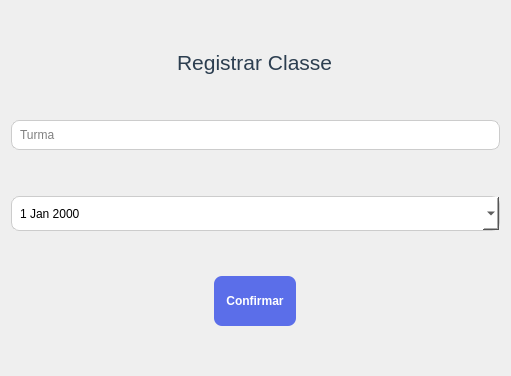
Before: the Qt Designer form App/view/ui/registerClass.ui in Senac-SOR-ADS/Gerenciamento-Escolar, drawn with Qt 5.
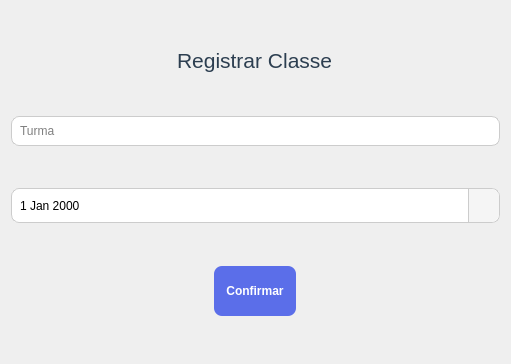
After: the same form once the commit is applied. Icons and pictures are not drawn.

Commit message: fix(newReport, registerClass, adminScreen)

Patch:
```diff
--- a/App/view/ui/registerClass.ui
+++ b/App/view/ui/registerClass.ui
@@ -7,7 +7,7 @@
     <x>0</x>
     <y>0</y>
     <width>511</width>
-    <height>376</height>
+    <height>364</height>
    </rect>
   </property>
   <property name="windowTitle">
@@ -52,6 +52,22 @@
 QPushButton:pressed {
     background-color: #3f50c7;  
 }
+QDateEdit::drop-down {
+    subcontrol-origin: padding;
+    subcontrol-position: top right;
+    width: 30px;
+    border-left: 1px solid #ccc;
+    background-color: #f5f5f5;
+    border-top-right-radius: 8px;
+    border-bottom-right-radius: 8px;
+}
+
+QDateEdit::down-arrow {
+    image: url(:setas/image-arrow.png);
+    width: 14px;
+    height: 14px;
+}
+
 </string>
   </property>
   <layout class="QGridLayout" name="gridLayout">
```
Left out of the diff: 4 changed lines with no effect on the pictures. The commit also changes 7 other files.
